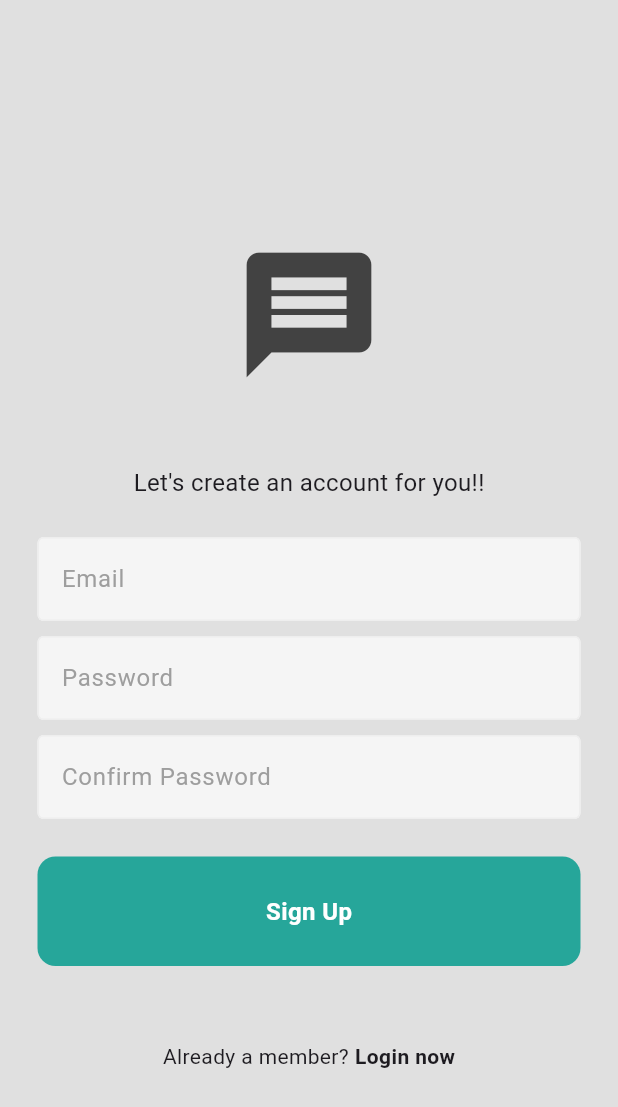
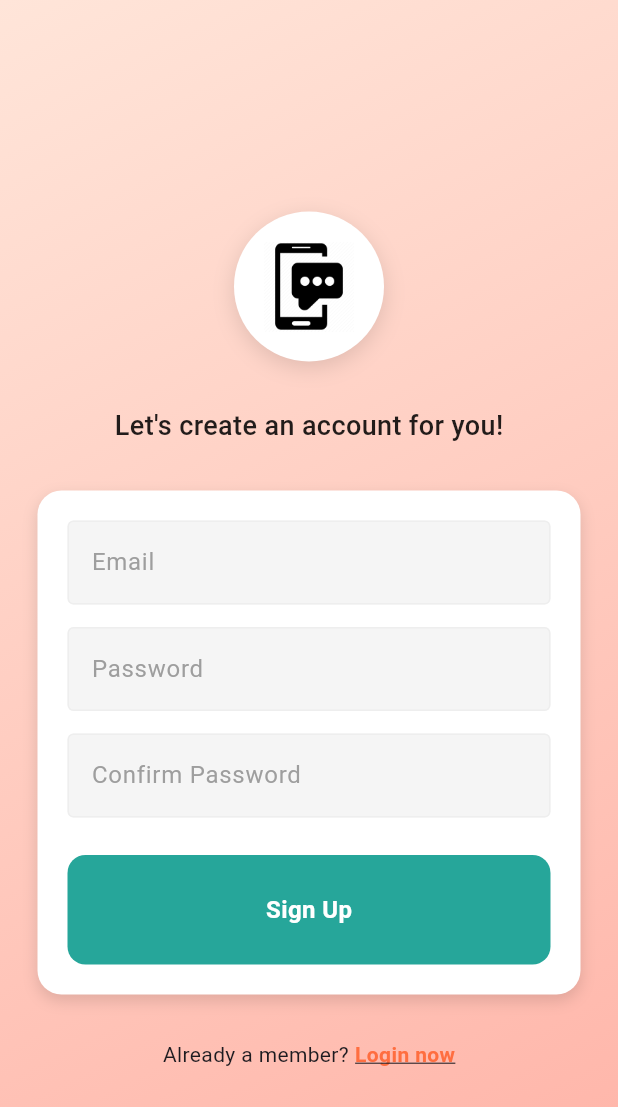
Before and after one commit to vqt0210/ChatApp, a Flutter app: the RegisterPage screen opened directly with empty values, on a phone screen of 412 x 824 dp. Shown: the top 1107 px of the screen. Run offline on Flutter 3.47's test engine with Material 3 defaults, Android fonts, the phone set to English and light mode, and no system bars; our stand-ins replace cloud_firestore, firebase_auth, firebase_core; accounts and stored records are empty.

Commit message:
modify register and pubspect corresponding to login

```diff
--- a/lib/pages/login_page.dart
+++ b/lib/pages/login_page.dart
@@ -34,7 +34,6 @@ class _LoginPageState extends State<LoginPage> {
   @override
   Widget build(BuildContext context) {
     return Scaffold(
-      // Gradient background
       body: Container(
         decoration: const BoxDecoration(
           gradient: LinearGradient(
--- a/lib/pages/register_page.dart
+++ b/lib/pages/register_page.dart
@@ -13,23 +13,18 @@ class RegisterPage extends StatefulWidget {
 }
 
 class _RegisterPageState extends State<RegisterPage> {
-  // text controllers
   final emailController = TextEditingController();
   final passwordController = TextEditingController();
   final confirmPasswordController = TextEditingController();
 
-  // sign up user
   void signUp() async {
     if (passwordController.text != confirmPasswordController.text) {
       ScaffoldMessenger.of(context).showSnackBar(
-       const SnackBar(content: Text("Passwords do not match!!"),
-      ),
+        const SnackBar(content: Text("Passwords do not match!")),
       );
       return;
     }
 
-
-    // get auth service
     final authService = Provider.of<AuthService>(context, listen: false);
 
     try {
@@ -39,107 +34,131 @@ class _RegisterPageState extends State<RegisterPage> {
       );
     } catch (e) {
       ScaffoldMessenger.of(context).showSnackBar(
-        SnackBar(
-          content: Text(e.toString()),
-        ),
+        SnackBar(content: Text(e.toString())),
       );
     }
   }
 
-
-
   @override
   Widget build(BuildContext context) {
     return Scaffold(
-      backgroundColor: Colors.grey[300],
-      body: SafeArea(
+      body: Container(
+        decoration: const BoxDecoration(
+          gradient: LinearGradient(
+            colors: [Color(0xFFFFE5D9), Color(0xFFFFB3A7)],
+            begin: Alignment.topLeft,
+            end: Alignment.bottomRight,
+          ),
+        ),
+        child: SafeArea(
           child: Center(
+            child: SingleChildScrollView(
               child: Padding(
-            padding: const EdgeInsets.symmetric(horizontal: 25.0),
+                padding: const EdgeInsets.all(25.0),
                 child: Column(
-              mainAxisAlignment: MainAxisAlignment.center,
                   children: [
-                const SizedBox(height: 50),
+                    const SizedBox(height: 30),
 
-                // logo
-                Icon(
-                  Icons.message,
-                  size: 100,
-                  color: Colors.grey[800],
+                    // Icon
+                    Container(
+                      padding: const EdgeInsets.all(20),
+                      decoration: BoxDecoration(
+                        shape: BoxShape.circle,
+                        color: Colors.white,
+                        boxShadow: [
+                          BoxShadow(
+                            color: Colors.black12,
+                            blurRadius: 12,
+                            offset: Offset(0, 4),
                           ),
-
-                  const SizedBox(height: 50),
-
-
-                // create account message
-                const Text(
-                  "Let's create an account for you!!",
-                  style: TextStyle(
-                    fontSize: 16,
+                        ],
+                      ),
+                      child: Image.asset(
+                        'assets/images/register.png',
+                        height: 60,
+                        width: 60,
                       ),
                     ),
 
+                    const SizedBox(height: 30),
 
-                const SizedBox(height: 25),
+                    const Text(
+                      "Let's create an account for you!",
+                      style: TextStyle(
+                        fontSize: 18,
+                        fontWeight: FontWeight.w500,
+                        color: Colors.black87,
+                      ),
+                    ),
 
-                // email textfield
+                    const SizedBox(height: 30),
+
+                    // White card form container
+                    Container(
+                      padding: const EdgeInsets.all(20),
+                      decoration: BoxDecoration(
+                        color: Colors.white,
+                        borderRadius: BorderRadius.circular(16),
+                        boxShadow: [
+                          BoxShadow(
+                            color: Colors.black12,
+                            blurRadius: 8,
+                            offset: Offset(0, 4),
+                          ),
+                        ],
+                      ),
+                      child: Column(
+                        children: [
                           MyTextField(
                             controller: emailController,
                             hintText: 'Email',
                             obscureText: false,
                           ),
-
-
-                const SizedBox(height: 10),
-
-                //password textfield
+                          const SizedBox(height: 15),
                           MyTextField(
                             controller: passwordController,
                             hintText: 'Password',
                             obscureText: true,
                           ),
-
-                const SizedBox(height: 10),
-
-                // confirm password textfield
+                          const SizedBox(height: 15),
                           MyTextField(
                             controller: confirmPasswordController,
                             hintText: 'Confirm Password',
                             obscureText: true,
                           ),
+                          const SizedBox(height: 25),
+                          MyButton(onTap: signUp, text: "Sign Up"),
+                        ],
+                      ),
+                    ),
 
-                const SizedBox(height: 25),
+                    const SizedBox(height: 30),
 
-                //sign up button
-                MyButton(onTap: signUp, text: "Sign Up"),
-
-                const SizedBox(height: 50),
-
-
-                // not a member? register now
                     Row(
                       mainAxisAlignment: MainAxisAlignment.center,
                       children: [
-                    const Text('Already a member?'),
+                        const Text("Already a member?"),
                         const SizedBox(width: 4),
                         GestureDetector(
-                      onTap: widget.onTap ,
+                          onTap: widget.onTap,
                           child: const Text(
-                        'Login now',
+                            "Login now",
                             style: TextStyle(
                               fontWeight: FontWeight.bold,
-
+                              decoration: TextDecoration.underline,
+                              color: Colors.deepOrangeAccent,
                             ),
                           ),
-                    )
+                        ),
                       ],
-                )
-
+                    ),
                   ],
                 ),
               ),
             ),
-      )
+          ),
+        ),
+      ),
     );
   }
 }
--- a/pubspec.yaml
+++ b/pubspec.yaml
@@ -62,6 +62,7 @@ flutter:
   uses-material-design: true
   assets:
     - assets/images/chaticon.png
+    - assets/images/register.png
 
   # To add assets to your application, add an assets section, like this:
   # assets:
```
Also changed, not shown: assets/images/register.png (added). Lines whose indentation alone changed are shown as unchanged.
